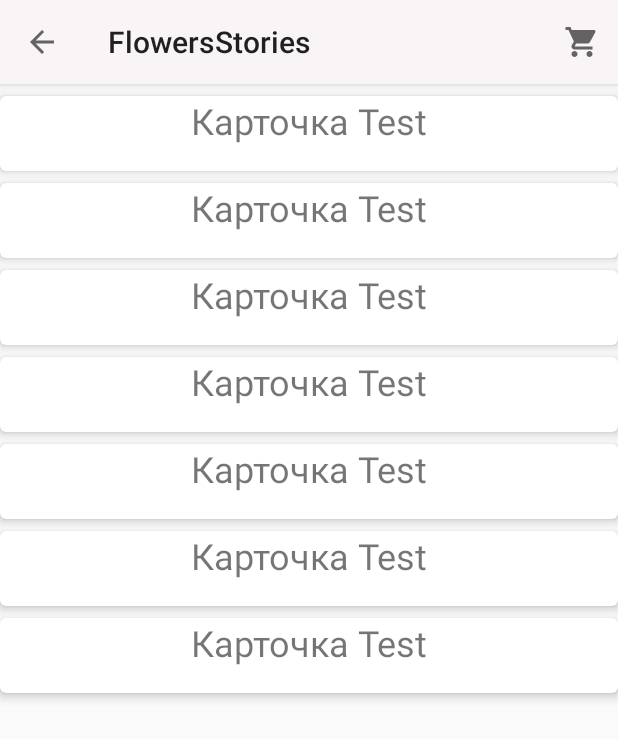
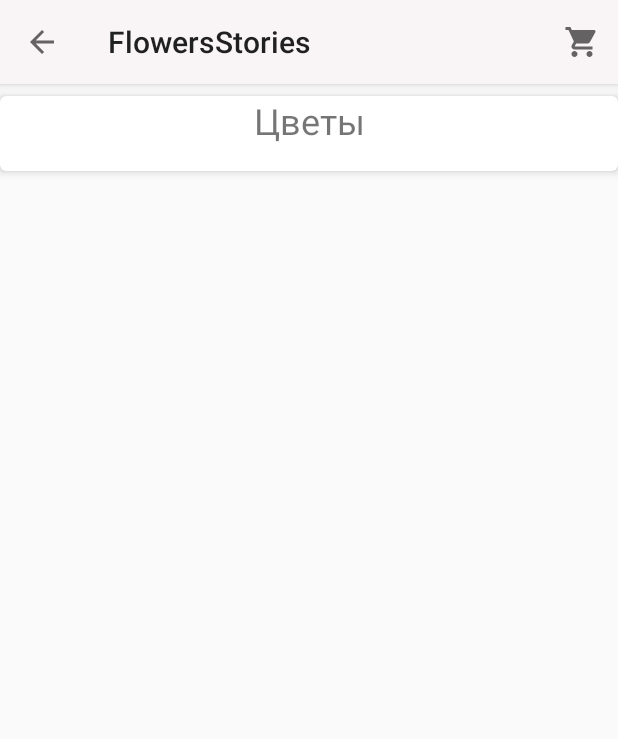
Before and after one commit to Evgeniy2782/Flowers, an Android app: the screen it shows after launch (MainActivity), on a phone screen of 412 x 824 dp. Shown: the top 739 px of the screen. Run offline under Robolectric (Android 15) with nearby library versions, the phone set to English and light mode, and no system bars; libraries missing offline, so code that uses them is left out: com.mikepenz.materialdrawer; 2 statements that could not run were skipped.

Commit message:
17.02.2020

```diff
--- a/app/src/main/res/layout/activity_card.xml
+++ b/app/src/main/res/layout/activity_card.xml
@@ -2,7 +2,6 @@
 
 <LinearLayout
     xmlns:android="http://schemas.android.com/apk/res/android"
-    xmlns:app="http://schemas.android.com/apk/res-auto"
     xmlns:tools="http://schemas.android.com/tools"
     android:orientation="vertical"
     android:layout_width="match_parent"
@@ -28,124 +27,14 @@
             android:id="@+id/info_text_rose"
             android:layout_width="match_parent"
             android:layout_height="match_parent"
-            android:text="Карточка Test"
-            android:gravity="center_vertical|center_horizontal|top"
-            android:textSize="24sp" />
-    </android.support.v7.widget.CardView>
-
-    <android.support.v7.widget.CardView
-        xmlns:card_view="http://schemas.android.com/apk/res-auto"
-        android:id="@+id/card_view_tulips"
-        android:layout_marginTop = "8dp"
-        android:layout_gravity="bottom"
-        android:layout_width="match_parent"
-        android:layout_height="50dp"
-        card_view:cardCornerRadius="4dp"
-        card_view:cardElevation = "4dp"
-        android:onClick="twoTuilps">
-
-        <TextView
-            android:id="@+id/info_text_tulp"
-            android:layout_width="match_parent"
-            android:layout_height="match_parent"
-            android:text="Карточка Test"
-            android:gravity="center_vertical|center_horizontal|top"
-            android:textSize="24sp" />
-    </android.support.v7.widget.CardView>
-
-    <android.support.v7.widget.CardView
-        xmlns:card_view="http://schemas.android.com/apk/res-auto"
-        android:id="@+id/card_view"
-        android:layout_marginTop = "8dp"
-        android:layout_gravity="bottom"
-        android:layout_width="match_parent"
-        android:layout_height="50dp"
-        card_view:cardCornerRadius="4dp"
-        card_view:cardElevation = "4dp">
-
-        <TextView
-            android:id="@+id/info_text"
-            android:layout_width="match_parent"
-            android:layout_height="match_parent"
-            android:text="Карточка Test"
-            android:gravity="center_vertical|center_horizontal|top"
-            android:textSize="24sp" />
-    </android.support.v7.widget.CardView>
-
-    <android.support.v7.widget.CardView
-        xmlns:card_view="http://schemas.android.com/apk/res-auto"
-        android:id="@+id/card_view"
-        android:layout_marginTop = "8dp"
-        android:layout_gravity="bottom"
-        android:layout_width="match_parent"
-        android:layout_height="50dp"
-        card_view:cardCornerRadius="4dp"
-        card_view:cardElevation = "4dp">
-
-        <TextView
-            android:id="@+id/info_text"
-            android:layout_width="match_parent"
-            android:layout_height="match_parent"
-            android:text="Карточка Test"
-            android:gravity="center_vertical|center_horizontal|top"
-            android:textSize="24sp" />
-    </android.support.v7.widget.CardView>
-
-    <android.support.v7.widget.CardView
-        xmlns:card_view="http://schemas.android.com/apk/res-auto"
-        android:id="@+id/card_view"
-        android:layout_marginTop = "8dp"
-        android:layout_gravity="bottom"
-        android:layout_width="match_parent"
-        android:layout_height="50dp"
-        card_view:cardCornerRadius="4dp"
-        card_view:cardElevation = "4dp">
-
-        <TextView
-            android:id="@+id/info_text"
-            android:layout_width="match_parent"
-            android:layout_height="match_parent"
-            android:text="Карточка Test"
-            android:gravity="center_vertical|center_horizontal|top"
-            android:textSize="24sp" />
-    </android.support.v7.widget.CardView>
-    <android.support.v7.widget.CardView
-        xmlns:card_view="http://schemas.android.com/apk/res-auto"
-        android:id="@+id/card_view"
-        android:layout_marginTop = "8dp"
-        android:layout_gravity="bottom"
-        android:layout_width="match_parent"
-        android:layout_height="50dp"
-        card_view:cardCornerRadius="4dp"
-        card_view:cardElevation = "4dp">
-
-        <TextView
-            android:id="@+id/info_text"
-            android:layout_width="match_parent"
-            android:layout_height="match_parent"
-            android:text="Карточка Test"
-            android:gravity="center_vertical|center_horizontal|top"
-            android:textSize="24sp" />
-    </android.support.v7.widget.CardView>
-
-    <android.support.v7.widget.CardView
-        xmlns:card_view="http://schemas.android.com/apk/res-auto"
-        android:id="@+id/card_view"
-        android:layout_marginTop = "8dp"
-        android:layout_gravity="bottom"
-        android:layout_width="match_parent"
-        android:layout_height="50dp"
-        card_view:cardCornerRadius="4dp"
-        card_view:cardElevation = "4dp">
-
-        <TextView
-            android:id="@+id/info_text"
-            android:layout_width="match_parent"
-            android:layout_height="match_parent"
-            android:text="Карточка Test"
+            android:text="Цветы"
             android:gravity="center_vertical|center_horizontal|top"
             android:textSize="24sp" />
     </android.support.v7.widget.CardView>
 
 
+
+
+
+
 </LinearLayout>
```
